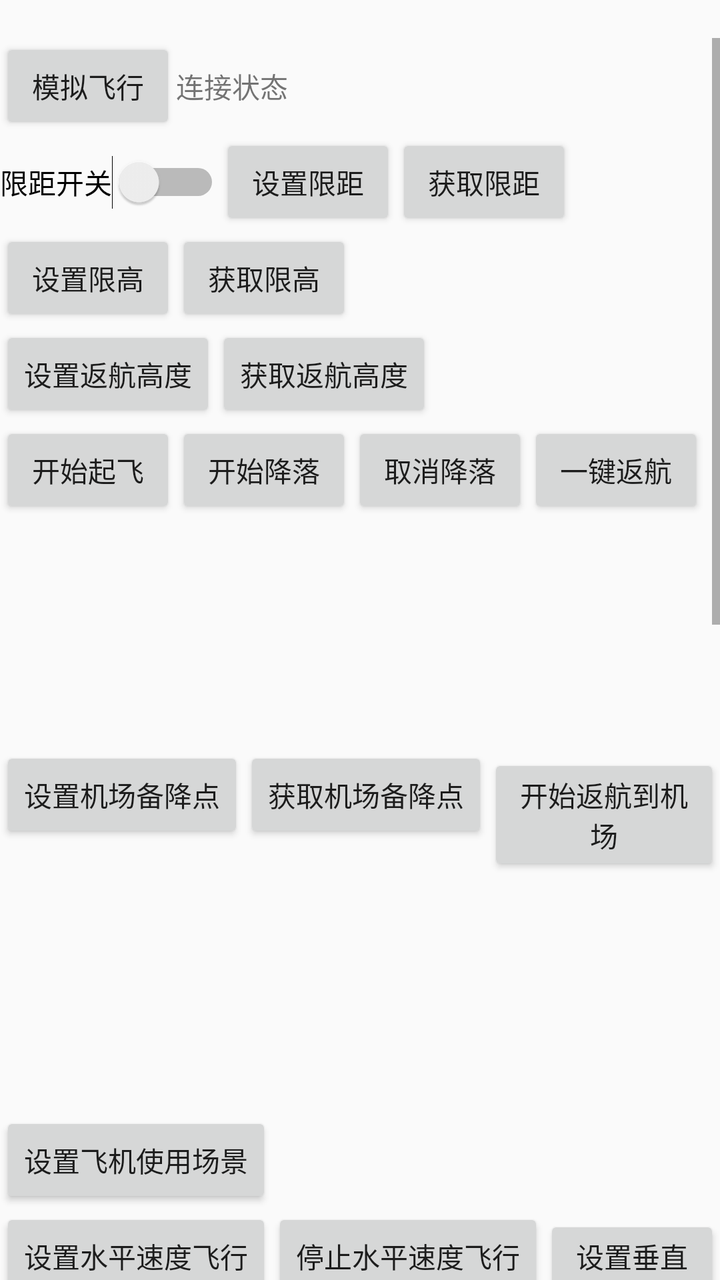
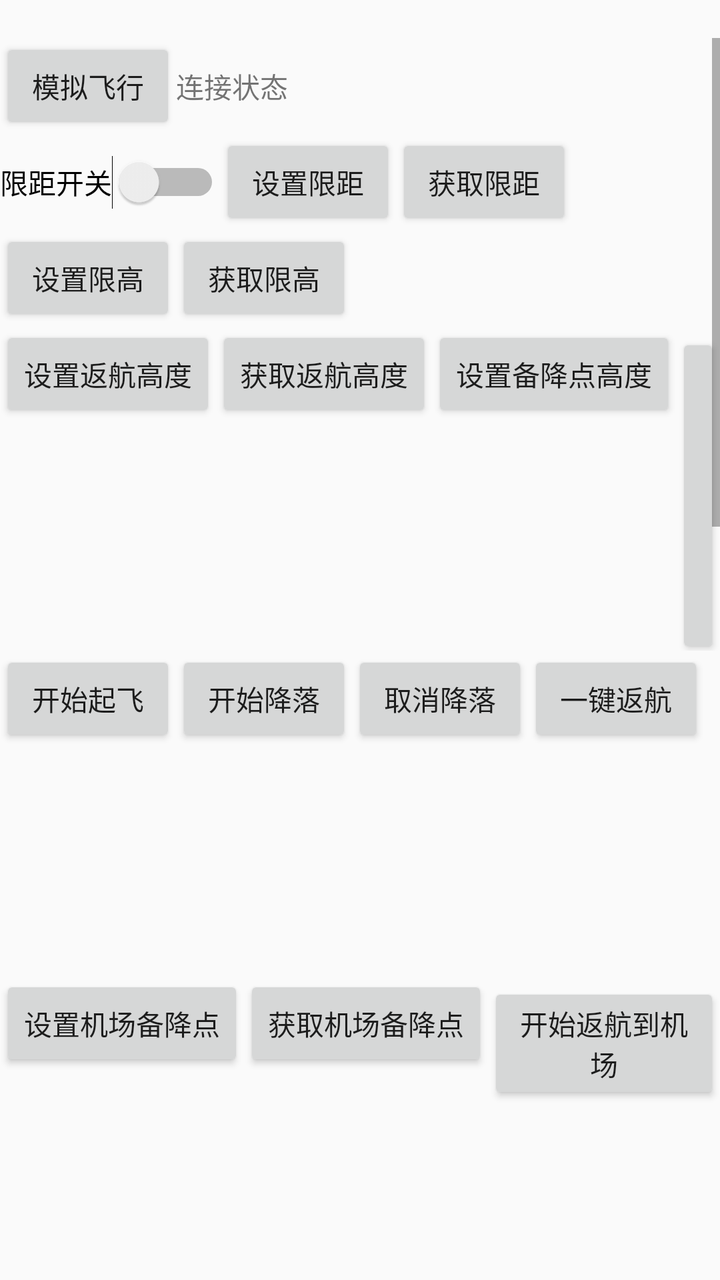

Two renders of the same Android screen: before a commit and after it. Below are the layout's source before the change and the commit's diff.
<!-- AndroidManifest.xml: application theme AppTheme -->
<!-- res/layout/activity_flight_controller.xml -->
<?xml version="1.0" encoding="utf-8"?>
<LinearLayout xmlns:android="http://schemas.android.com/apk/res/android"
    android:layout_width="match_parent"
    android:layout_height="match_parent"
    android:orientation="vertical">
    <TextView
        android:id="@+id/fc_state_info_textview"
        android:textColor="@color/colorAccent"
        android:layout_width="match_parent"
        android:layout_height="wrap_content"/>
    <ScrollView
        android:layout_width="match_parent"
        android:layout_height="match_parent">
        <LinearLayout
            android:orientation="vertical"
            android:layout_width="match_parent"
            android:layout_height="match_parent">
            <LinearLayout
                android:orientation="horizontal"
                android:layout_width="match_parent"
                android:layout_height="wrap_content">
                <Button
                    android:id="@+id/simulator_button"
                    android:text="模拟飞行"
                    android:onClick="onClick"
                    android:layout_width="wrap_content"
                    android:layout_height="wrap_content"/>

                <TextView
                    android:id="@+id/simulator_status_textview"
                    android:layout_width="wrap_content"
                    android:layout_height="wrap_content"/>

                <TextView
                    android:id="@+id/connect_status_textview"
                    android:text="连接状态"
                    android:layout_width="wrap_content"
                    android:layout_height="wrap_content"/>
            </LinearLayout>


            <LinearLayout
                android:orientation="horizontal"
                android:layout_width="match_parent"
                android:layout_height="wrap_content">
                <Switch
                    android:text="限距开关"
                    android:id="@+id/set_max_flight_radius_limitation_switch"
                    android:layout_width="wrap_content"
                    android:layout_height="wrap_content"/>

                <Button
                    android:id="@+id/set_max_flight_radius_button"
                    android:onClick="onClick"
                    android:text="设置限距"
                    android:layout_width="wrap_content"
                    android:layout_height="wrap_content" />
                <Button
                    android:id="@+id/get_max_flight_radius_button"
                    android:onClick="onClick"
                    android:text="获取限距"
                    android:layout_width="wrap_content"
                    android:layout_height="wrap_content" />
                <TextView
                    android:id="@+id/max_flight_radius_textview"
                    android:layout_width="wrap_content"
                    android:layout_height="wrap_content" />
            </LinearLayout>

            <LinearLayout
                android:layout_width="match_parent"
                android:layout_height="wrap_content">
                <Button
                    android:id="@+id/set_max_flight_height_button"
                    android:onClick="onClick"
                    android:text="设置限高"
                    android:layout_width="wrap_content"
                    android:layout_height="wrap_content" />
                <Button
                    android:id="@+id/get_max_flight_height_button"
                    android:onClick="onClick"
                    android:text="获取限高"
                    android:layout_width="wrap_content"
                    android:layout_height="wrap_content" />
                <TextView
                    android:id="@+id/max_flight_height_textview"
                    android:layout_width="wrap_content"
                    android:layout_height="wrap_content" />
            </LinearLayout>

            <LinearLayout
                android:orientation="horizontal"
                android:layout_width="match_parent"
                android:layout_height="wrap_content">
                <Button
                    android:id="@+id/set_go_home_height_button"
                    android:onClick="onClick"
                    android:text="设置返航高度"
                    android:layout_width="wrap_content"
                    android:layout_height="wrap_content" />
                <Button
                    android:id="@+id/get_go_home_height_button"
                    android:onClick="onClick"
                    android:text="获取返航高度"
                    android:layout_width="wrap_content"
                    android:layout_height="wrap_content" />
                <TextView
                    android:id="@+id/go_home_height_textview"
                    android:layout_width="wrap_content"
                    android:layout_height="wrap_content" />
            </LinearLayout>

            <LinearLayout
                android:orientation="horizontal"
                android:layout_width="match_parent"
                android:layout_height="wrap_content">
                <Button
                    android:layout_width="wrap_content"
                    android:text="开始起飞"
                    android:onClick="onClick"
                    android:id="@+id/start_take_off_button"
                    android:layout_height="wrap_content" />


                <Button
                    android:layout_width="wrap_content"
                    android:text="开始降落"
                    android:onClick="onClick"
                    android:id="@+id/start_landing_button"
                    android:layout_height="wrap_content" />

                <Button
                    android:layout_width="wrap_content"
                    android:text="取消降落"
                    android:onClick="onClick"
                    android:id="@+id/cancel_landing_button"
                    android:layout_height="wrap_content" />

                <Button
                    android:layout_width="wrap_content"
                    android:text="一键返航"
                    android:onClick="onClick"
                    android:id="@+id/start_go_home_button"
                    android:layout_height="wrap_content" />

                <Button
                    android:layout_width="wrap_content"
                    android:text="取消返航"
                    android:onClick="onClick"
                    android:id="@+id/cancel_go_home_button"
                    android:layout_height="wrap_content" />

                <Button
                    android:layout_width="wrap_content"
                    android:text="开始精准返航"
                    android:onClick="onClick"
                    android:id="@+id/start_precision_go_home_button"
                    android:layout_height="wrap_content" />

                <Button
                    android:layout_width="wrap_content"
                    android:text="取消精准返航"
                    android:onClick="onClick"
                    android:id="@+id/cancel_precision_go_home_button"
                    android:layout_height="wrap_content" />


                <Button
                    android:layout_width="wrap_content"
                    android:text="低电量立即返航"
                    android:onClick="onClick"
                    android:id="@+id/immediatelyLowPowerBack"
                    android:layout_height="wrap_content" />
                <Button
                    android:layout_width="wrap_content"
                    android:text="取消低电量返航"
                    android:onClick="onClick"
                    android:id="@+id/cancelLowPowerBack"
                    android:layout_height="wrap_content" />


            </LinearLayout>

            
            <LinearLayout
                android:orientation="horizontal"
                android:layout_width="match_parent"
                android:layout_height="wrap_content">
                <Button
                    android:id="@+id/set_dock_alternate_point_button"
                    android:onClick="onClick"
                    android:text="设置机场备降点"
                    android:layout_width="wrap_content"
                    android:layout_height="wrap_content" />

                <Button
                    android:id="@+id/get_dock_alternate_point_button"
                    android:onClick="onClick"
                    android:text="获取机场备降点"
                    android:layout_width="wrap_content"
                    android:layout_height="wrap_content" />

                <Button
                    android:id="@+id/start_return_to_dock_button"
                    android:onClick="onClick"
                    android:text="开始返航到机场"
                    android:layout_width="wrap_content"
                    android:layout_height="wrap_content" />

                <Button
                    android:id="@+id/start_return_to_dock_alternate_button"
                    android:onClick="onClick"
                    android:text="返航到机场备降点"
                    android:layout_width="wrap_content"
                    android:layout_height="wrap_content" />

                <TextView
                    android:id="@+id/dock_alternate_textview"
                    android:layout_width="wrap_content"
                    android:layout_height="wrap_content" />
            </LinearLayout>

            <LinearLayout
                android:layout_width="match_parent"
                android:layout_height="wrap_content"
                android:orientation="horizontal">
                <Button
                    android:id="@+id/set_aircraft_scenario_button"
                    android:onClick="onClick"
                    android:text="设置飞机使用场景"
                    android:layout_width="wrap_content"
                    android:layout_height="wrap_content" />
                <TextView
                    android:id="@+id/aircraft_scenario_textview"
                    android:layout_width="wrap_content"
                    android:layout_height="wrap_content" />
            </LinearLayout>


            <LinearLayout
                android:layout_width="wrap_content"
                android:layout_height="wrap_content"
                android:orientation="horizontal">
                <Button
                    android:layout_width="wrap_content"
                    android:text="设置水平速度飞行"
                    android:onClick="onClick"
                    android:id="@+id/set_horizontal_speed"
                    android:layout_height="wrap_content" />


                <Button
                    android:layout_width="wrap_content"
                    android:text="停止水平速度飞行"
                    android:onClick="onClick"
                    android:id="@+id/cancel_horizontal_speed"
                    android:layout_height="wrap_content" />

                <Button
                    android:layout_width="wrap_content"
                    android:text="设置垂直速度"
                    android:onClick="onClick"
                    android:id="@+id/set_vertical_speed"
                    android:layout_height="wrap_content" />


                <Button
                    android:layout_width="wrap_content"
                    android:text="停止垂直速度"
                    android:onClick="onClick"
                    android:id="@+id/cancel_vertical_speed"
                    android:layout_height="wrap_content" />


                <Button
                    android:layout_width="wrap_content"
                    android:text="设置机头角度"
                    android:onClick="onClick"
                    android:id="@+id/set_drone_angle"
                    android:layout_height="wrap_content" />


            </LinearLayout>


            <LinearLayout
                android:orientation="horizontal"
                android:visibility="gone"
                android:layout_width="match_parent"
                android:layout_height="wrap_content">
                <Button
                    android:onClick="setElevationType1"
                    android:text="设置海拔高程"
                    android:layout_width="wrap_content"
                    android:layout_height="wrap_content" />
                <Button
                    android:onClick="setElevationType2"
                    android:text="设置椭球高程"
                    android:layout_width="wrap_content"
                    android:layout_height="wrap_content" />
                <Button
                    android:onClick="getElevationType"
                    android:text="获取高程类型"
                    android:layout_width="wrap_content"
                    android:layout_height="wrap_content" />
                <TextView
                    android:id="@+id/elevation_type_textview"
                    android:textColor="#ff0000"
                    android:layout_width="wrap_content"
                    android:layout_height="wrap_content" />
            </LinearLayout>

            <LinearLayout
                android:orientation="horizontal"
                android:layout_width="match_parent"
                android:layout_height="wrap_content">
                <Button
                    android:id="@+id/set_connection_fail_safe_behavior_button"
                    android:onClick="onClick"
                    android:text="设置失联行为"
                    android:layout_width="wrap_content"
                    android:layout_height="wrap_content"/>
                <Button
                    android:id="@+id/get_connection_fail_safe_behavior_button"
                    android:onClick="onClick"
                    android:text="获取失联行为"
                    android:layout_width="wrap_content"
                    android:layout_height="wrap_content"/>
                <TextView
                    android:id="@+id/connection_fail_safe_behavior_textview"
                    android:layout_width="wrap_content"
                    android:layout_height="wrap_content"/>
            </LinearLayout>

            <LinearLayout
                android:orientation="horizontal"
                android:layout_width="match_parent"
                android:layout_height="wrap_content">
                <Button
                    android:id="@+id/set_low_battery_warning_threshold_button"
                    android:onClick="onClick"
                    android:text="设置低电量阈值"
                    android:layout_width="wrap_content"
                    android:layout_height="wrap_content"/>
                <Button
                    android:id="@+id/get_low_battery_warning_threshold_button"
                    android:onClick="onClick"
                    android:text="获取低电量阈值"
                    android:layout_width="wrap_content"
                    android:layout_height="wrap_content"/>
                <Button
                    android:id="@+id/set_serious_low_battery_warning_threshold_button"
                    android:onClick="onClick"
                    android:text="设置严重低电量阈值"
                    android:layout_width="wrap_content"
                    android:layout_height="wrap_content"/>
                <Button
                    android:id="@+id/get_serious_low_battery_warning_threshold_button"
                    android:onClick="onClick"
                    android:text="获取严重低电量阈值"
                    android:layout_width="wrap_content"
                    android:layout_height="wrap_content"/>

                <Button
                    android:id="@+id/set_return_remain_power_button"
                    android:onClick="onClick"
                    android:text="设置返航预留电量"
                    android:layout_width="wrap_content"
                    android:layout_height="wrap_content" />

                <Button
                    android:id="@+id/get_return_remain_power_button"
                    android:onClick="onClick"
                    android:text="获取返航预留电量"
                    android:layout_width="wrap_content"
                    android:layout_height="wrap_content" />
            </LinearLayout>

            <LinearLayout
                android:layout_width="wrap_content"
                android:layout_height="wrap_content">
                <Button
                    android:id="@+id/get_version_button"
                    android:onClick="onClick"
                    android:text="获取版本号"
                    android:layout_width="wrap_content"
                    android:layout_height="wrap_content" />
                <TextView
                    android:id="@+id/fc_version_textview"
                    android:textColor="#ff0000"
                    android:layout_width="wrap_content"
                    android:layout_height="wrap_content" />
            </LinearLayout>
            <LinearLayout
                android:layout_width="wrap_content"
                android:layout_height="wrap_content">
                <Button
                    android:id="@+id/get_aircraft_button"
                    android:onClick="onClick"
                    android:text="获取飞机型号"
                    android:layout_width="wrap_content"
                    android:layout_height="wrap_content" />
                <TextView
                    android:id="@+id/aircraft_model_textview"
                    android:textColor="#ff0000"
                    android:layout_width="wrap_content"
                    android:layout_height="wrap_content" />
            </LinearLayout>
            <LinearLayout
                android:layout_width="wrap_content"
                android:layout_height="wrap_content">
                <Button
                    android:id="@+id/get_aircraft_sn_button"
                    android:onClick="onClick"
                    android:text="获取飞机SN"
                    android:layout_width="wrap_content"
                    android:layout_height="wrap_content" />
                <TextView
                    android:id="@+id/aircraft_sn_textview"
                    android:textColor="#ff0000"
                    android:layout_width="wrap_content"
                    android:layout_height="wrap_content" />
            </LinearLayout>
            <Button
                android:id="@+id/rtk_button"
                android:onClick="onClick"
                android:text="RTK"
                android:layout_width="wrap_content"
                android:layout_height="wrap_content"/>

            <Button
                android:id="@+id/assistant_button"
                android:onClick="onClick"
                android:text="FlightAssistant"
                android:layout_width="wrap_content"
                android:layout_height="wrap_content"/>

            <Button
                android:id="@+id/compass_button"
                android:onClick="onClick"
                android:text="Compass"
                android:layout_width="wrap_content"
                android:layout_height="wrap_content"/>

            <Button
                android:id="@+id/virtual_stick_button"
                android:onClick="onClick"
                android:text="VirtualStick"
                android:layout_width="wrap_content"
                android:layout_height="wrap_content"/>
        </LinearLayout>
    </ScrollView>

</LinearLayout>
<!-- resources referenced by this layout -->
<resources>
  <color name="colorAccent">#D81B60</color>
  <style name="AppTheme" parent="Theme.AppCompat.Light.DarkActionBar">
          
          <item name="colorPrimary">@color/colorPrimary</item>
          <item name="colorPrimaryDark">@color/colorPrimaryDark</item>
          <item name="colorAccent">@color/colorAccent</item>
      </style>
  <color name="colorPrimary">#008577</color>
  <color name="colorPrimaryDark">#00574B</color>
</resources>

<!-- the commit's change to res/layout/activity_flight_controller.xml (unified diff, before → after) -->
@@ -104,6 +104,18 @@
                     android:text="获取返航高度"
                     android:layout_width="wrap_content"
                     android:layout_height="wrap_content" />
+                <Button
+                    android:id="@+id/set_dock_alternate_height_button"
+                    android:onClick="onClick"
+                    android:text="设置备降点高度"
+                    android:layout_width="wrap_content"
+                    android:layout_height="wrap_content" />
+                <Button
+                    android:id="@+id/get_dock_alternate_height_button"
+                    android:onClick="onClick"
+                    android:text="获取备降点高度"
+                    android:layout_width="wrap_content"
+                    android:layout_height="wrap_content" />
                 <TextView
                     android:id="@+id/go_home_height_textview"
                     android:layout_width="wrap_content"
@@ -324,6 +336,18 @@
                     android:id="@+id/get_connection_fail_safe_behavior_button"
                     android:onClick="onClick"
                     android:text="获取失联行为"
+                    android:layout_width="wrap_content"
+                    android:layout_height="wrap_content"/>
+                <Button
+                    android:id="@+id/set_connection_fail_safe_with_time_button"
+                    android:onClick="onClick"
+                    android:text="设置失联行为+时间"
+                    android:layout_width="wrap_content"
+                    android:layout_height="wrap_content"/>
+                <Button
+                    android:id="@+id/get_connection_fail_safe_state_button"
+                    android:onClick="onClick"
+                    android:text="获取失联行为+时间"
                     android:layout_width="wrap_content"
                     android:layout_height="wrap_content"/>
                 <TextView
